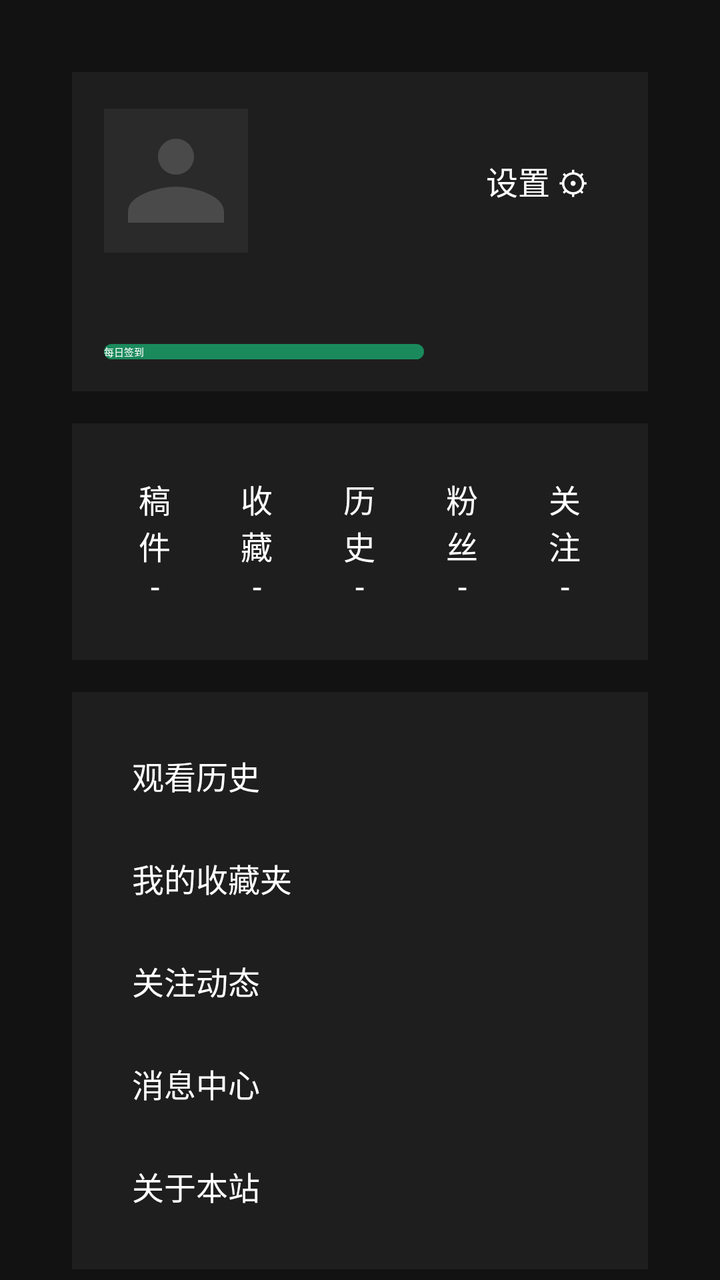
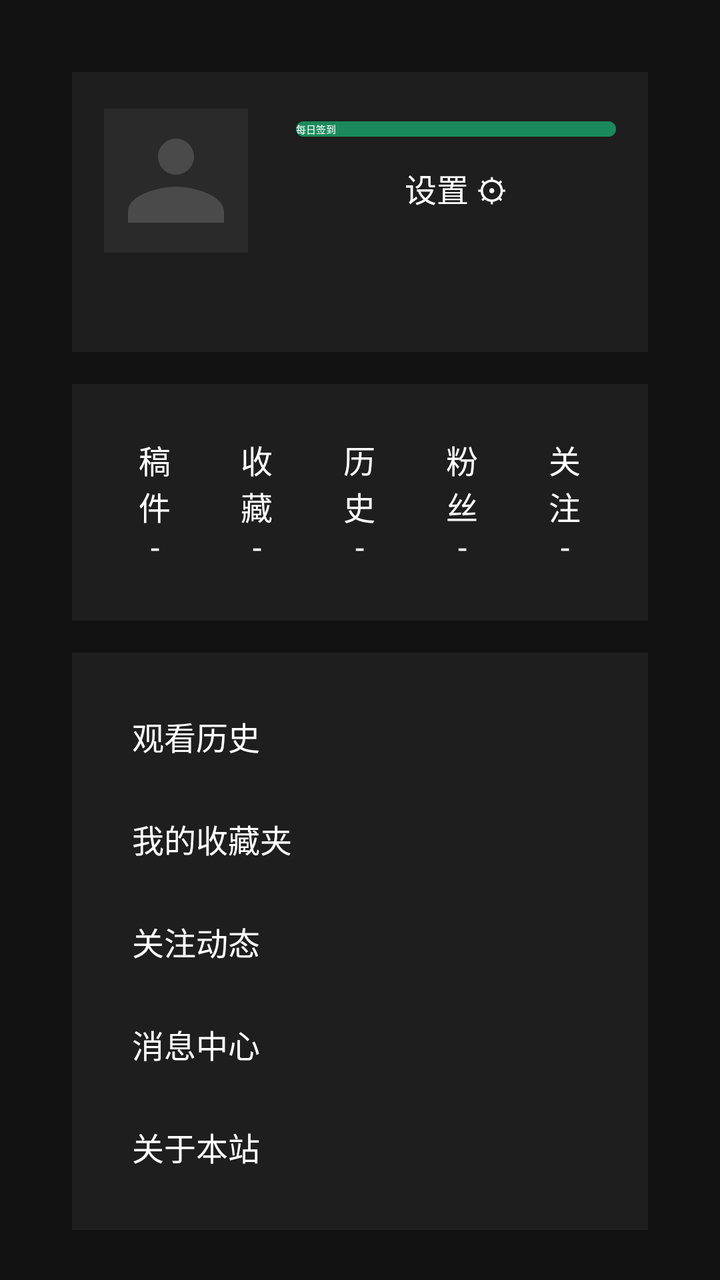

Compare the two renders of this Android layout. The source of the first and the diff that turns it into the second are given below.
<!-- AndroidManifest.xml: activity theme Theme.LingXiTV.NoActionBar -->
<!-- res/layout/activity_profile.xml -->
<?xml version="1.0" encoding="utf-8"?>
<ScrollView xmlns:android="http://schemas.android.com/apk/res/android"
    android:layout_width="match_parent"
    android:layout_height="match_parent"
    android:background="@color/bg_dark"
    android:fillViewport="true">

    <LinearLayout
        android:layout_width="match_parent"
        android:layout_height="wrap_content"
        android:orientation="vertical"
        android:padding="36dp"
        android:maxWidth="860dp">

        
        <LinearLayout style="@style/SettingsCard"
            android:orientation="vertical">

            <LinearLayout
                android:layout_width="match_parent"
                android:layout_height="wrap_content"
                android:orientation="horizontal"
                android:gravity="center_vertical">

                <ImageView
                    android:id="@+id/ivAvatar"
                    android:layout_width="72dp"
                    android:layout_height="72dp"
                    android:background="@color/card_bg"
                    android:scaleType="centerCrop"
                    android:src="@drawable/ic_avatar_placeholder"
                    android:contentDescription="头像" />

                <LinearLayout
                    android:layout_width="0dp"
                    android:layout_height="wrap_content"
                    android:layout_weight="1"
                    android:orientation="vertical"
                    android:layout_marginStart="16dp">

                    <TextView
                        android:id="@+id/tvNickname"
                        android:layout_width="wrap_content"
                        android:layout_height="wrap_content"
                        android:textColor="@color/text_primary"
                        android:textSize="24sp"
                        android:textStyle="bold" />

                    <TextView
                        android:id="@+id/tvMeta"
                        android:layout_width="wrap_content"
                        android:layout_height="wrap_content"
                        android:textColor="@color/text_secondary"
                        android:textSize="14sp"
                        android:layout_marginTop="4dp" />

                    <TextView
                        android:id="@+id/tvExp"
                        android:layout_width="wrap_content"
                        android:layout_height="wrap_content"
                        android:textColor="@color/lingxi_green_light"
                        android:textSize="13sp"
                        android:layout_marginTop="4dp" />
                </LinearLayout>

                <TextView
                    android:id="@+id/tvSettings"
                    style="@style/SettingsItem"
                    android:layout_width="wrap_content"
                    android:text="设置 ⚙" />
            </LinearLayout>

            <TextView
                android:id="@+id/tvBio"
                android:layout_width="match_parent"
                android:layout_height="wrap_content"
                android:textColor="@color/text_secondary"
                android:textSize="14sp"
                android:layout_marginTop="12dp" />

            <Button
                android:id="@+id/btnCheckin"
                android:layout_width="wrap_content"
                android:layout_height="wrap_content"
                android:text="每日签到"
                android:background="@drawable/btn_primary"
                android:textColor="@android:color/white"
                android:minWidth="160dp"
                android:focusable="true"
                android:clickable="true"
                android:layout_marginTop="12dp" />
        </LinearLayout>

        
        <LinearLayout style="@style/SettingsCard"
            android:orientation="horizontal"
            android:layout_marginTop="16dp">

            <TextView android:id="@+id/tvStatWorks" style="@style/StatItem" android:text="稿件\n-" />
            <TextView android:id="@+id/tvStatFav" style="@style/StatItem" android:text="收藏\n-" />
            <TextView android:id="@+id/tvStatHistory" style="@style/StatItem" android:text="历史\n-" />
            <TextView android:id="@+id/tvStatFans" style="@style/StatItem" android:text="粉丝\n-" />
            <TextView android:id="@+id/tvStatFollow" style="@style/StatItem" android:text="关注\n-" />
        </LinearLayout>

        
        <LinearLayout style="@style/SettingsCard"
            android:orientation="vertical"
            android:layout_marginTop="16dp">

            <TextView android:id="@+id/menuHistory" style="@style/SettingsItem" android:text="观看历史" />
            <TextView android:id="@+id/menuFavorites" style="@style/SettingsItem" android:text="我的收藏夹" />
            <TextView android:id="@+id/menuFollowing" style="@style/SettingsItem" android:text="关注动态" />
            <TextView android:id="@+id/menuMessages" style="@style/SettingsItem" android:text="消息中心" />
            <TextView android:id="@+id/menuAdmin" style="@style/SettingsItem" android:text="管理后台" android:visibility="gone" />
            <TextView android:id="@+id/menuAbout" style="@style/SettingsItem" android:text="关于本站" />
        </LinearLayout>

    </LinearLayout>
</ScrollView>
<!-- resources referenced by this layout -->
<resources>
  <color name="bg_dark">#121212</color>
  <color name="card_bg">#1E1E1E</color>
  <color name="lingxi_green_light">#2eb87c</color>
  <color name="text_primary">#FFFFFF</color>
  <color name="text_secondary">#B0B0B0</color>
  <!-- drawable ic_avatar_placeholder (drawable) -->
  <?xml version="1.0" encoding="utf-8"?>
  <vector xmlns:android="http://schemas.android.com/apk/res/android"
      android:width="96dp"
      android:height="96dp"
      android:viewportWidth="96"
      android:viewportHeight="96">
      <path
          android:fillColor="#2A2A2A"
          android:pathData="M0,0h96v96h-96z" />
      <path
          android:fillColor="#4A4A4A"
          android:pathData="M48,44c6.6,0 12,-5.4 12,-12s-5.4,-12 -12,-12 -12,5.4 -12,12 5.4,12 12,12zM48,52c-11,0 -32,5.5 -32,16.5V76h64v-7.5C80,57.5 59,52 48,52z" />
  </vector>
  <style name="SettingsCard">
          <item name="android:layout_width">match_parent</item>
          <item name="android:layout_height">wrap_content</item>
          <item name="android:background">@color/card_bg</item>
          <item name="android:padding">16dp</item>
      </style>
  <style name="SettingsItem">
          <item name="android:layout_width">match_parent</item>
          <item name="android:layout_height">wrap_content</item>
          <item name="android:textColor">@color/text_primary</item>
          <item name="android:textSize">16sp</item>
          <item name="android:padding">14dp</item>
          <item name="android:focusable">true</item>
          <item name="android:clickable">true</item>
          <item name="android:background">@drawable/sel_row_focus</item>
      </style>
  <style name="StatItem">
          <item name="android:layout_width">0dp</item>
          <item name="android:layout_height">wrap_content</item>
          <item name="android:layout_weight">1</item>
          <item name="android:gravity">center</item>
          <item name="android:textColor">@color/text_primary</item>
          <item name="android:textSize">16sp</item>
          <item name="android:padding">10dp</item>
      </style>
  <style name="Theme.LingXiTV.NoActionBar" parent="Theme.LingXiTV">
          <item name="windowActionBar">false</item>
          <item name="windowNoTitle">true</item>
      </style>
  <color name="lingxi_green_dark">#127049</color>
  <color name="white">#FFFFFF</color>
  <color name="lingxi_green">#1a8a5c</color>
  <style name="Theme.LingXiTV" parent="@style/Theme.Leanback">
          <item name="colorPrimary">@color/lingxi_green</item>
          <item name="colorPrimaryDark">@color/lingxi_green_dark</item>
          <item name="colorAccent">@color/lingxi_green_light</item>
          <item name="android:windowBackground">@color/bg_dark</item>
          <item name="android:statusBarColor">@color/bg_dark</item>
          <item name="android:navigationBarColor">@color/bg_dark</item>
          
          <item name="alertDialogTheme">@style/Theme.LingXiTV.Dialog</item>
      </style>
  <color name="card_focus">#2B3F35</color>
  <style name="Theme.LingXiTV.Dialog" parent="Theme.AppCompat.Dialog.Alert">
          <item name="colorPrimary">@color/lingxi_green</item>
          <item name="colorPrimaryDark">@color/lingxi_green_dark</item>
          <item name="colorAccent">@color/lingxi_green_light</item>
      </style>
  <!-- unchanged entries left out for length: 2 -->
</resources>

<!-- the commit's change to res/layout/activity_profile.xml (unified diff, before → after) -->
@@ -63,11 +63,30 @@
                         android:layout_marginTop="4dp" />
                 </LinearLayout>
 
-                <TextView
-                    android:id="@+id/tvSettings"
-                    style="@style/SettingsItem"
+                
+                <LinearLayout
                     android:layout_width="wrap_content"
-                    android:text="设置 ⚙" />
+                    android:layout_height="wrap_content"
+                    android:orientation="vertical"
+                    android:gravity="center_horizontal">
+
+                    <Button
+                        android:id="@+id/btnCheckin"
+                        android:layout_width="wrap_content"
+                        android:layout_height="wrap_content"
+                        android:text="每日签到"
+                        android:background="@drawable/btn_primary"
+                        android:textColor="@android:color/white"
+                        android:minWidth="160dp"
+                        android:focusable="true"
+                        android:clickable="true" />
+
+                    <TextView
+                        android:id="@+id/tvSettings"
+                        style="@style/SettingsItem"
+                        android:layout_width="wrap_content"
+                        android:text="设置 ⚙" />
+                </LinearLayout>
             </LinearLayout>
 
             <TextView
@@ -76,18 +95,6 @@
                 android:layout_height="wrap_content"
                 android:textColor="@color/text_secondary"
                 android:textSize="14sp"
-                android:layout_marginTop="12dp" />
-
-            <Button
-                android:id="@+id/btnCheckin"
-                android:layout_width="wrap_content"
-                android:layout_height="wrap_content"
-                android:text="每日签到"
-                android:background="@drawable/btn_primary"
-                android:textColor="@android:color/white"
-                android:minWidth="160dp"
-                android:focusable="true"
-                android:clickable="true"
                 android:layout_marginTop="12dp" />
         </LinearLayout>
 
